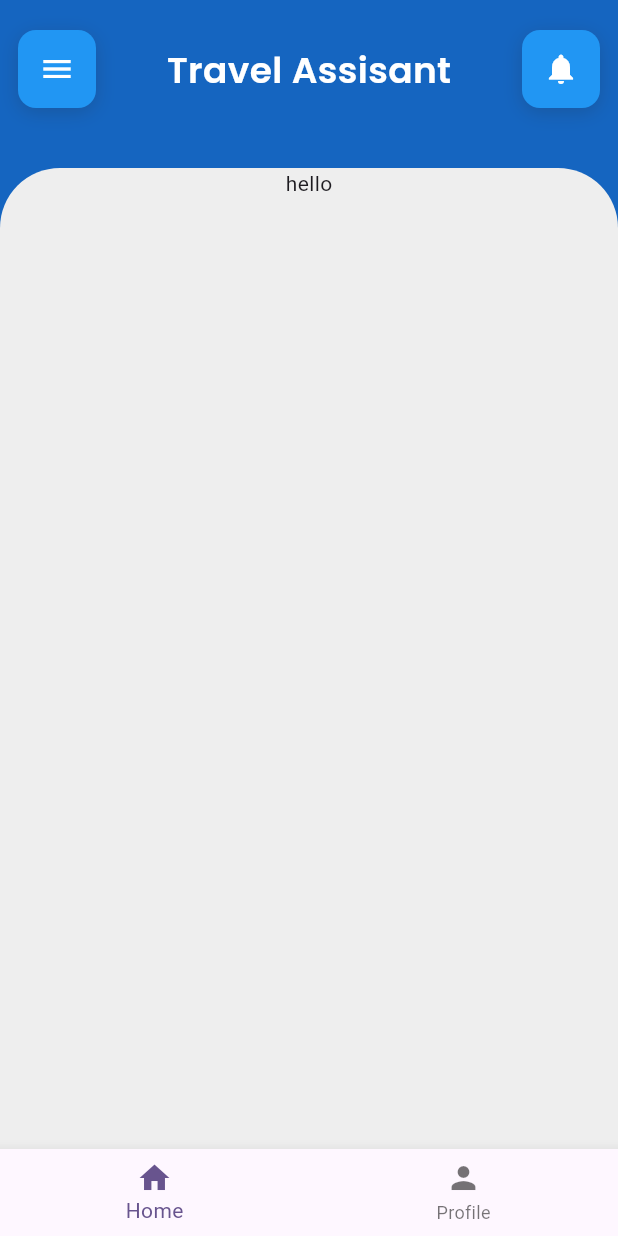
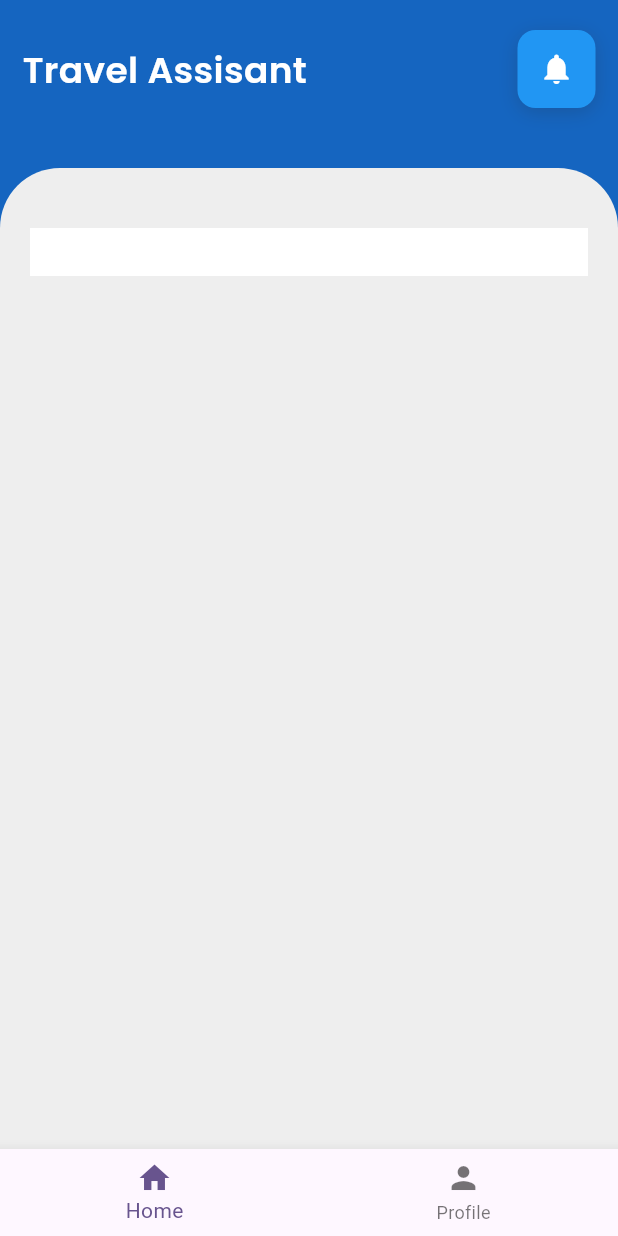
Before and after one commit to NZpatelK/Travel-Assistant, a Flutter app: the screen it shows after launch, on a phone screen of 412 x 824 dp. Run offline on Flutter 3.47's test engine with Material 3 defaults, Android fonts, the phone set to English and light mode, and no system bars; our stand-ins replace flutter_markdown, google_fonts, google_generative_ai, searchfield.

Commit message:
add compnenets

```diff
--- a/lib/new_design.dart
+++ b/lib/new_design.dart
@@ -1,4 +1,5 @@
 import 'package:flutter/material.dart';
+import 'package:flutter/widgets.dart';
 import 'package:google_fonts/google_fonts.dart';
 
 class NewDesign extends StatefulWidget {
@@ -24,28 +25,12 @@ class _NewDesignState extends State<NewDesign> {
         child: Column(
           children: [
             Padding(
-              padding: const EdgeInsets.symmetric(horizontal: 12.0, vertical: 20.0),
+              padding: const EdgeInsets.symmetric(horizontal: 15.0, vertical: 20.0),
               child: Column(
                 children: [
                   Row(
                     mainAxisAlignment: MainAxisAlignment.spaceBetween,
                     children: [
-                      Container(
-                        decoration: BoxDecoration(
-                          color: Colors.blue[500],
-                          borderRadius: BorderRadius.circular(12),
-                          boxShadow: [
-                            BoxShadow(
-                              color: const Color.fromARGB(255, 36, 36, 36)
-                                  .withOpacity(0.2),
-                              blurRadius: 10,
-                              offset: const Offset(0, 3),
-                            )
-                          ],
-                        ),
-                        padding: const EdgeInsets.all(14),
-                        child: const Icon(Icons.menu, color: Colors.white),
-                      ),
                       Text('Travel Assisant',
                           style: GoogleFonts.poppins(
                             color: Colors.white,
@@ -86,10 +71,17 @@ class _NewDesignState extends State<NewDesign> {
                   topRight: Radius.circular(40),
                 ),
                 child: Container(color: Colors.grey[200],
-                child: const Center(
+                padding: const EdgeInsets.all(20),
+                child: Center(
                   child: Column(
                     children: [
-                    Text("hello"),
+                      const SizedBox(height: 20),
+                      Container(
+                        padding: const EdgeInsets.all(16),
+                        decoration: const BoxDecoration(
+                          color: Colors.white
+                        ),
+                      )
                   ],),
                 ),),
               ),
```
